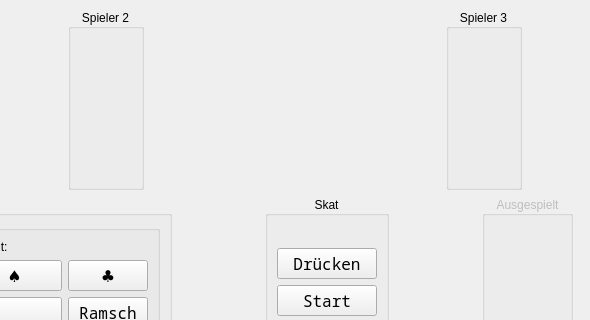
Before: the Qt Designer form src/table.ui in squawk7x/QuteSkatGame, drawn with Qt 5; both pictures show x 238 to 828 and y 0 to 320 of the 1066 by 607 pixel window.
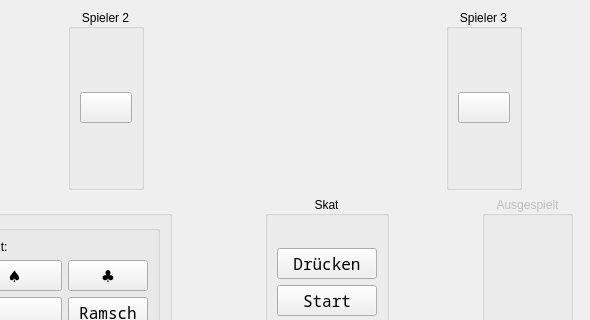
After: the same form once the commit is applied.

```diff
--- a/src/table.ui
+++ b/src/table.ui
@@ -49,13 +49,7 @@
           <layout class="QHBoxLayout" name="gbPlayer2Layout"/>
          </item>
          <item>
-          <widget class="QLabel" name="labelPlayer2">
-           <property name="sizePolicy">
-            <sizepolicy hsizetype="Preferred" vsizetype="Minimum">
-             <horstretch>0</horstretch>
-             <verstretch>0</verstretch>
-            </sizepolicy>
-           </property>
+          <widget class="QPushButton" name="pbBieten2">
            <property name="font">
             <font>
              <family>Noto Sans Mono</family>
@@ -65,9 +59,6 @@
            <property name="text">
             <string/>
            </property>
-           <property name="alignment">
-            <set>Qt::AlignmentFlag::AlignCenter</set>
-           </property>
           </widget>
          </item>
         </layout>
@@ -105,13 +96,7 @@
           <layout class="QHBoxLayout" name="gbPlayer3Layout"/>
          </item>
          <item>
-          <widget class="QLabel" name="labelPlayer3">
-           <property name="sizePolicy">
-            <sizepolicy hsizetype="Preferred" vsizetype="Minimum">
-             <horstretch>0</horstretch>
-             <verstretch>0</verstretch>
-            </sizepolicy>
-           </property>
+          <widget class="QPushButton" name="pbBieten3">
            <property name="font">
             <font>
              <family>Noto Sans Mono</family>
@@ -121,9 +106,6 @@
            <property name="text">
             <string/>
            </property>
-           <property name="alignment">
-            <set>Qt::AlignmentFlag::AlignCenter</set>
-           </property>
           </widget>
          </item>
         </layout>
```
Left out of the diff: 4 changed lines with no effect on the pictures.
